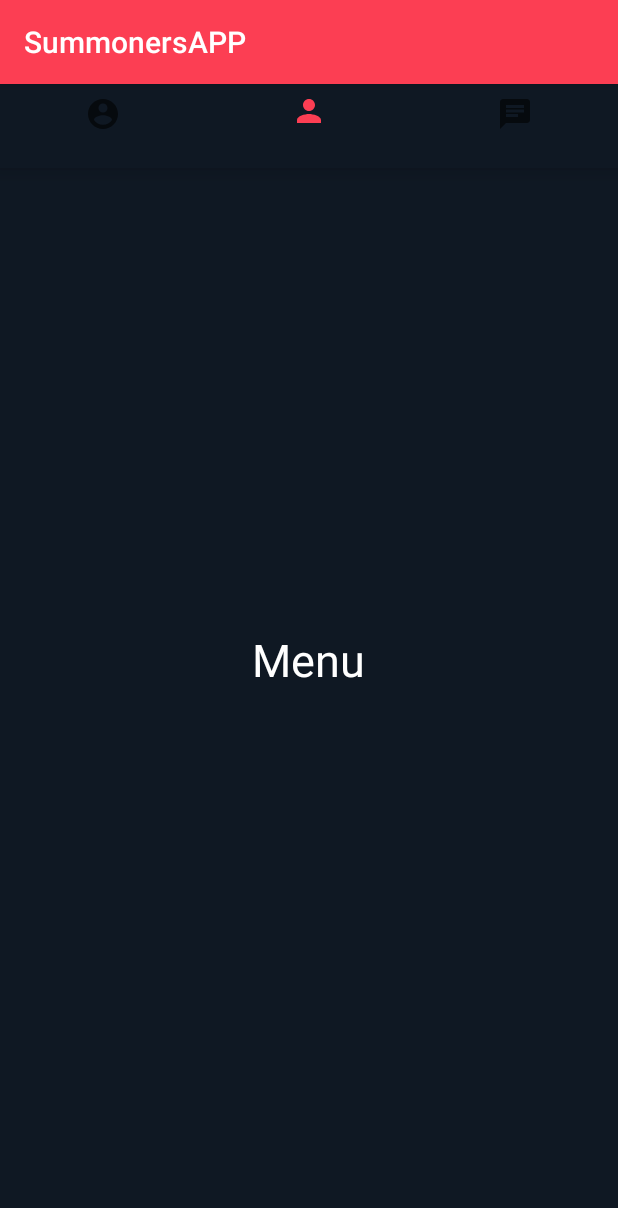
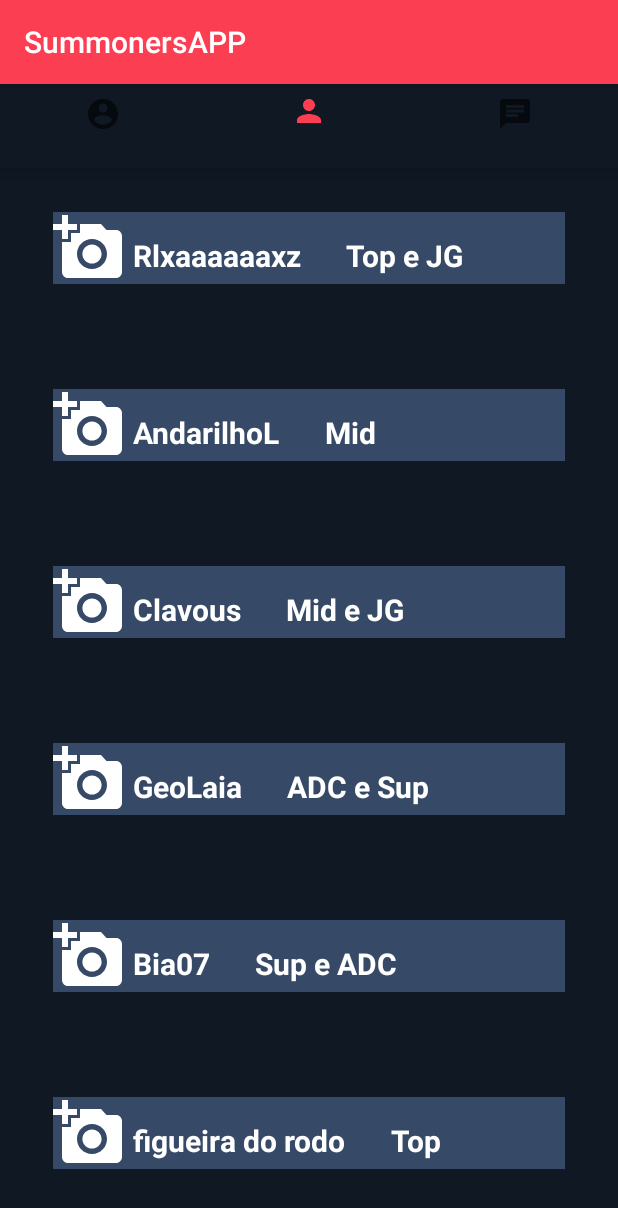
Before and after one commit to AndarilhoL/SummonersAPP, an Android app: the screen it shows after launch (MainActivity), on a phone screen of 412 x 824 dp. Shown: the top 1208 px of the screen. Run offline under Robolectric (Android 15) with nearby library versions, the phone set to English and light mode, and no system bars.

Commit message:
Lista criada

```diff
--- a/app/src/main/AndroidManifest.xml
+++ b/app/src/main/AndroidManifest.xml
@@ -9,7 +9,7 @@
         android:roundIcon="@mipmap/ic_launcher_round"
         android:supportsRtl="true"
         android:theme="@style/AppTheme">
-        <activity android:name=".MainActivity">
+        <activity android:name=".activity.MainActivity">
             <intent-filter>
                 <action android:name="android.intent.action.MAIN" />
 
--- a/app/src/main/java/com/example/summonersapp/ChatFragment.java
+++ /dev/null
@@ -1,64 +0,0 @@
-package com.example.summonersapp;
-
-import android.os.Bundle;
-
-import androidx.fragment.app.Fragment;
-
-import android.view.LayoutInflater;
-import android.view.View;
-import android.view.ViewGroup;
-
-/**
- * A simple {@link Fragment} subclass.
- * Use the {@link ChatFragment#newInstance} factory method to
- * create an instance of this fragment.
- */
-public class ChatFragment extends Fragment {
-
-    // TODO: Rename parameter arguments, choose names that match
-    // the fragment initialization parameters, e.g. ARG_ITEM_NUMBER
-    private static final String ARG_PARAM1 = "param1";
-    private static final String ARG_PARAM2 = "param2";
-
-    // TODO: Rename and change types of parameters
-    private String mParam1;
-    private String mParam2;
-
-    public ChatFragment() {
-        // Required empty public constructor
-    }
-
-    /**
-     * Use this factory method to create a new instance of
-     * this fragment using the provided parameters.
-     *
-     * @param param1 Parameter 1.
-     * @param param2 Parameter 2.
-     * @return A new instance of fragment ChatFragment.
-     */
-    // TODO: Rename and change types and number of parameters
-    public static ChatFragment newInstance(String param1, String param2) {
-        ChatFragment fragment = new ChatFragment();
-        Bundle args = new Bundle();
-        args.putString(ARG_PARAM1, param1);
-        args.putString(ARG_PARAM2, param2);
-        fragment.setArguments(args);
-        return fragment;
-    }
-
-    @Override
-    public void onCreate(Bundle savedInstanceState) {
-        super.onCreate(savedInstanceState);
-        if (getArguments() != null) {
-            mParam1 = getArguments().getString(ARG_PARAM1);
-            mParam2 = getArguments().getString(ARG_PARAM2);
-        }
-    }
-
-    @Override
-    public View onCreateView(LayoutInflater inflater, ViewGroup container,
-                             Bundle savedInstanceState) {
-        // Inflate the layout for this fragment
-        return inflater.inflate(R.layout.fragment_chat, container, false);
-    }
-}
--- /dev/null
+++ b/app/src/main/java/com/example/summonersapp/adapter/AdapterPessoa.java
@@ -0,0 +1,61 @@
+package com.example.summonersapp.adapter;
+
+import android.view.LayoutInflater;
+import android.view.View;
+import android.view.ViewGroup;
+import android.widget.ImageView;
+import android.widget.TextView;
+
+import androidx.annotation.NonNull;
+import androidx.recyclerview.widget.RecyclerView;
+
+import com.example.summonersapp.R;
+import com.example.summonersapp.model.Pessoa;
+
+import java.util.List;
+
+public class AdapterPessoa extends RecyclerView.Adapter<AdapterPessoa.MyViewHolder> {
+
+    private  List<Pessoa> listaPessoa;
+
+    public AdapterPessoa(List<Pessoa> lista) {
+        this.listaPessoa = lista;
+    }
+
+    @NonNull
+    @Override
+    public MyViewHolder onCreateViewHolder(@NonNull ViewGroup parent, int viewType) {
+        View itemLista = LayoutInflater.from(parent.getContext()).inflate(R.layout.adapter_pessoa, parent,false);
+
+        return new MyViewHolder(itemLista);
+    }
+
+    @Override
+    public void onBindViewHolder(@NonNull MyViewHolder holder, int position) {
+
+        Pessoa pessoa = listaPessoa.get(position);
+        holder.foto.setImageResource(pessoa.getImagem());
+        holder.nome.setText(pessoa.getNome());
+        holder.funcao.setText(pessoa.getFuncao());
+    }
+
+    @Override
+    public int getItemCount() {
+        return listaPessoa.size();
+    }
+
+    public class MyViewHolder extends RecyclerView.ViewHolder{
+
+        ImageView foto;
+        TextView nome;
+        TextView funcao;
+
+        public MyViewHolder(@NonNull View itemView) {
+            super(itemView);
+
+            foto = itemView.findViewById(R.id.imageViewFoto);
+            nome = itemView.findViewById(R.id.textViewNome);
+            funcao = itemView.findViewById(R.id.textViewFuncao);
+        }
+    }
+}
--- a/app/src/main/java/com/example/summonersapp/MenuFragment.java
+++ b/app/src/main/java/com/example/summonersapp/fragment/ChatFragment.java
@@ -1,4 +1,4 @@
-package com.example.summonersapp;
+package com.example.summonersapp.fragment;
 
 import android.os.Bundle;
 
@@ -8,12 +8,14 @@ import android.view.LayoutInflater;
 import android.view.View;
 import android.view.ViewGroup;
 
+import com.example.summonersapp.R;
+
 /**
  * A simple {@link Fragment} subclass.
- * Use the {@link MenuFragment#newInstance} factory method to
+ * Use the {@link ChatFragment#newInstance} factory method to
  * create an instance of this fragment.
  */
-public class MenuFragment extends Fragment {
+public class ChatFragment extends Fragment {
 
     // TODO: Rename parameter arguments, choose names that match
     // the fragment initialization parameters, e.g. ARG_ITEM_NUMBER
@@ -24,7 +26,7 @@ public class MenuFragment extends Fragment {
     private String mParam1;
     private String mParam2;
 
-    public MenuFragment() {
+    public ChatFragment() {
         // Required empty public constructor
     }
 
@@ -34,11 +36,11 @@ public class MenuFragment extends Fragment {
      *
      * @param param1 Parameter 1.
      * @param param2 Parameter 2.
-     * @return A new instance of fragment MenuFragment.
+     * @return A new instance of fragment ChatFragment.
      */
     // TODO: Rename and change types and number of parameters
-    public static MenuFragment newInstance(String param1, String param2) {
-        MenuFragment fragment = new MenuFragment();
+    public static ChatFragment newInstance(String param1, String param2) {
+        ChatFragment fragment = new ChatFragment();
         Bundle args = new Bundle();
         args.putString(ARG_PARAM1, param1);
         args.putString(ARG_PARAM2, param2);
@@ -59,6 +61,6 @@ public class MenuFragment extends Fragment {
     public View onCreateView(LayoutInflater inflater, ViewGroup container,
                              Bundle savedInstanceState) {
         // Inflate the layout for this fragment
-        return inflater.inflate(R.layout.fragment_menu, container, false);
+        return inflater.inflate(R.layout.fragment_chat, container, false);
     }
 }
--- /dev/null
+++ b/app/src/main/java/com/example/summonersapp/fragment/MenuFragment.java
@@ -0,0 +1,73 @@
+package com.example.summonersapp.fragment;
+
+import android.graphics.Bitmap;
+import android.media.Image;
+import android.os.Bundle;
+
+import androidx.fragment.app.Fragment;
+import androidx.recyclerview.widget.LinearLayoutManager;
+import androidx.recyclerview.widget.RecyclerView;
+
+import android.view.LayoutInflater;
+import android.view.View;
+import android.view.ViewGroup;
+import android.widget.Adapter;
+
+import com.example.summonersapp.R;
+import com.example.summonersapp.adapter.AdapterPessoa;
+import com.example.summonersapp.model.Pessoa;
+
+import java.util.ArrayList;
+import java.util.List;
+
+public class MenuFragment extends Fragment {
+
+    private RecyclerView recyclerView;
+    private List<Pessoa> listaPessoa = new ArrayList<>();
+
+    @Override
+    public View onCreateView(LayoutInflater inflater, ViewGroup container, Bundle savedInstanceState) {
+        View view = inflater.inflate(R.layout.fragment_menu, container, false);
+
+        recyclerView = view.findViewById(R.id.recyclerViewLista);
+
+        this.criarPessoas();
+
+        AdapterPessoa adapter = new AdapterPessoa(listaPessoa);
+
+        RecyclerView.LayoutManager layoutManager =  new LinearLayoutManager(getContext());
+        recyclerView.setLayoutManager(layoutManager);
+        recyclerView.setAdapter(adapter);
+
+        return view;
+    }
+
+    public void  criarPessoas(){
+        Pessoa pessoa = new Pessoa( R.drawable.ic_baseline_add_a_photo_24, "Rlxaaaaaaxz", "Top e JG");
+        this.listaPessoa.add(pessoa);
+
+        pessoa = new Pessoa(R.drawable.ic_baseline_add_a_photo_24, "AndarilhoL", "Mid" );
+        this.listaPessoa.add(pessoa);
+
+        pessoa = new Pessoa(R.drawable.ic_baseline_add_a_photo_24, "Clavous", "Mid e JG" );
+        this.listaPessoa.add(pessoa);
+
+        pessoa = new Pessoa(R.drawable.ic_baseline_add_a_photo_24, "GeoLaia", "ADC e Sup" );
+        this.listaPessoa.add(pessoa);
+
+        pessoa = new Pessoa(R.drawable.ic_baseline_add_a_photo_24, "Bia07", "Sup e ADC" );
+        this.listaPessoa.add(pessoa);
+
+        pessoa = new Pessoa(R.drawable.ic_baseline_add_a_photo_24, "figueira do rodo", "Top" );
+        this.listaPessoa.add(pessoa);
+
+        pessoa = new Pessoa(R.drawable.ic_baseline_add_a_photo_24, "ysmnmendess", "Mid" );
+        this.listaPessoa.add(pessoa);
+
+        pessoa = new Pessoa(R.drawable.ic_baseline_add_a_photo_24, "MonkeyBlasterBR", "Top" );
+        this.listaPessoa.add(pessoa);
+
+        pessoa = new Pessoa(R.drawable.ic_baseline_add_a_photo_24, "MatlosL", "Mid e JG" );
+        this.listaPessoa.add(pessoa);
+    }
+}
--- a/app/src/main/java/com/example/summonersapp/PerfilFragment.java
+++ b/app/src/main/java/com/example/summonersapp/fragment/PerfilFragment.java
@@ -1,4 +1,4 @@
-package com.example.summonersapp;
+package com.example.summonersapp.fragment;
 
 import android.os.Bundle;
 
@@ -7,6 +7,8 @@ import androidx.fragment.app.Fragment;
 import android.view.LayoutInflater;
 import android.view.View;
 import android.view.ViewGroup;
+
+import com.example.summonersapp.R;
 
 /**
  * A simple {@link Fragment} subclass.
--- /dev/null
+++ b/app/src/main/java/com/example/summonersapp/model/Pessoa.java
@@ -0,0 +1,43 @@
+package com.example.summonersapp.model;
+
+
+import android.graphics.Bitmap;
+
+public class Pessoa {
+    private int imagem;
+    private String nome;
+    private String funcao;
+
+    public Pessoa(){
+    }
+
+    public Pessoa(int imagem,String nome, String funcao) {
+        this.imagem = imagem;
+        this.nome = nome;
+        this.funcao = funcao;
+    }
+
+    public int getImagem() {
+        return imagem;
+    }
+
+    public void setImagem(int imagem) {
+        this.imagem = imagem;
+    }
+
+    public String getNome() {
+        return nome;
+    }
+
+    public void setNome(String nome) {
+        this.nome = nome;
+    }
+
+    public String getFuncao() {
+        return funcao;
+    }
+
+    public void setFuncao(String funcao) {
+        this.funcao = funcao;
+    }
+}
--- /dev/null
+++ b/app/src/main/res/drawable/ic_baseline_add_a_photo_24.xml
@@ -0,0 +1,10 @@
+<vector xmlns:android="http://schemas.android.com/apk/res/android"
+    android:width="48dp"
+    android:height="48dp"
+    android:tint="#FFFFFF"
+    android:viewportWidth="24"
+    android:viewportHeight="24">
+    <path
+        android:fillColor="@android:color/white"
+        android:pathData="M3,4V1h2v3h3v2H5v3H3V6H0V4H3zM6,10V7h3V4h7l1.83,2H21c1.1,0 2,0.9 2,2v12c0,1.1 -0.9,2 -2,2H5c-1.1,0 -2,-0.9 -2,-2V10H6zM13,19c2.76,0 5,-2.24 5,-5s-2.24,-5 -5,-5s-5,2.24 -5,5S10.24,19 13,19zM9.8,14c0,1.77 1.43,3.2 3.2,3.2s3.2,-1.43 3.2,-3.2s-1.43,-3.2 -3.2,-3.2S9.8,12.23 9.8,14z" />
+</vector>
--- a/app/src/main/res/layout/activity_main.xml
+++ b/app/src/main/res/layout/activity_main.xml
@@ -4,7 +4,7 @@
     xmlns:tools="http://schemas.android.com/tools"
     android:layout_width="match_parent"
     android:layout_height="match_parent"
-    tools:context=".MainActivity"
+    tools:context=".activity.MainActivity"
     android:background="@color/corBackground">
 
 
--- /dev/null
+++ b/app/src/main/res/layout/adapter_pessoa.xml
@@ -0,0 +1,42 @@
+<?xml version="1.0" encoding="utf-8"?>
+<LinearLayout xmlns:android="http://schemas.android.com/apk/res/android"
+    xmlns:app="http://schemas.android.com/apk/res-auto"
+    android:layout_width="match_parent"
+    android:layout_height="wrap_content"
+    android:layout_marginLeft="20dp"
+    android:layout_marginTop="70dp"
+    android:layout_marginRight="20dp"
+    android:background="@color/corBackgroundLista"
+    android:orientation="horizontal">
+
+    <ImageView
+        android:id="@+id/imageViewFoto"
+        android:layout_width="wrap_content"
+        android:layout_height="wrap_content">
+    </ImageView>
+
+    <TextView
+        android:id="@+id/textViewNome"
+        android:layout_width="wrap_content"
+        android:layout_height="wrap_content"
+        android:paddingLeft="5dp"
+        android:paddingTop="15dp"
+        android:text="Nome"
+        android:textColor="@color/corTextoBranco"
+        android:textSize="20dp"
+        android:textStyle="bold">
+    </TextView>
+
+    <TextView
+        android:id="@+id/textViewFuncao"
+        android:layout_width="match_parent"
+        android:layout_height="wrap_content"
+        android:layout_marginLeft="10dp"
+        android:paddingLeft="20dp"
+        android:paddingTop="5dp"
+        android:text="Função"
+        android:textColor="@color/corTextoBranco"
+        android:textSize="20dp"
+        android:textStyle="bold">
+    </TextView>
+</LinearLayout>
--- a/app/src/main/res/layout/fragment_chat.xml
+++ b/app/src/main/res/layout/fragment_chat.xml
@@ -3,7 +3,7 @@
     xmlns:tools="http://schemas.android.com/tools"
     android:layout_width="match_parent"
     android:layout_height="match_parent"
-    tools:context=".MenuFragment"
+    tools:context=".fragment.MenuFragment"
     android:background="@color/corBackground">
 
     <TextView
--- a/app/src/main/res/layout/fragment_menu.xml
+++ b/app/src/main/res/layout/fragment_menu.xml
@@ -3,15 +3,16 @@
     xmlns:tools="http://schemas.android.com/tools"
     android:layout_width="match_parent"
     android:layout_height="match_parent"
-    tools:context=".MenuFragment"
+    tools:context=".fragment.MenuFragment"
     android:background="@color/corBackground">
 
-    <TextView
-        android:layout_width="wrap_content"
-        android:layout_height="wrap_content"
-        android:text="Menu"
-        android:layout_centerInParent="true"
-        android:textSize="30dp"
-        android:textColor="@color/corTextoBranco"/>
 
+    <androidx.recyclerview.widget.RecyclerView
+        android:id="@+id/recyclerViewLista"
+        android:layout_width="match_parent"
+        android:layout_height="match_parent"
+        android:layout_marginStart="15dp"
+        android:layout_marginTop="15dp"
+        android:layout_marginEnd="15dp"
+        android:layout_marginBottom="15dp" />
 </RelativeLayout>
--- a/app/src/main/res/layout/fragment_perfil.xml
+++ b/app/src/main/res/layout/fragment_perfil.xml
@@ -3,7 +3,7 @@
     xmlns:tools="http://schemas.android.com/tools"
     android:layout_width="match_parent"
     android:layout_height="match_parent"
-    tools:context=".MenuFragment"
+    tools:context=".fragment.MenuFragment"
     android:background="@color/corBackground">
 
     <TextView
```
Also changed, not shown: app/src/main/java/com/example/summonersapp/activity/MainActivity.java (renamed from app/src/main/java/com/example/summonersapp/MainActivity.java, +13 -10 lines).
